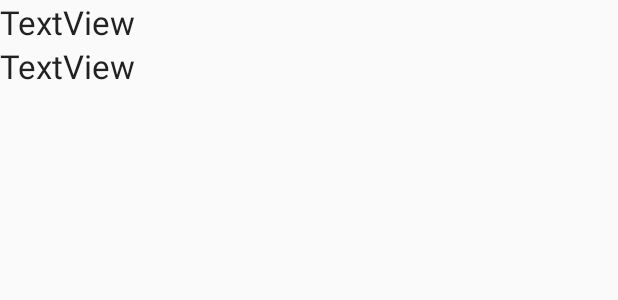
After one commit to eagleera/MatchaMenu, an Android app: the layout dishes.xml on its own in the app's theme, with its tools: preview values and no code run, on a phone screen of 412 x 824 dp. The commit adds this screen. Shown: the top 300 px of the screen. Run offline under Robolectric (Android 15) with nearby library versions, the phone set to English and light mode, and no system bars.

Commit message:
Fierro krnal

```diff
--- a/app/build.gradle
+++ b/app/build.gradle
@@ -32,6 +32,8 @@ dependencies {
     implementation 'com.google.android.material:material:1.0.0'
     implementation 'com.google.firebase:firebase-database:19.2.0'
     implementation 'com.google.firebase:firebase-firestore:21.3.0'
+    implementation 'com.journeyapps:zxing-android-embedded:3.6.0'
+    implementation 'com.android.support:appcompat-v7:27.1.1'
     testImplementation 'junit:junit:4.12'
     androidTestImplementation 'androidx.test.ext:junit:1.1.1'
     androidTestImplementation 'androidx.test.espresso:espresso-core:3.2.0'
--- a/app/src/main/AndroidManifest.xml
+++ b/app/src/main/AndroidManifest.xml
@@ -3,7 +3,7 @@
     package="com.example.matchamenu">
 
     <uses-permission android:name="android.permission.INTERNET" />
-
+<uses-permission android:name="android.permission.CAMERA"/>
     <application
         android:allowBackup="true"
         android:icon="@mipmap/ic_launcher"
--- /dev/null
+++ b/app/src/main/res/layout/dishes.xml
@@ -0,0 +1,19 @@
+<?xml version="1.0" encoding="utf-8"?>
+<LinearLayout xmlns:android="http://schemas.android.com/apk/res/android"
+    android:orientation="vertical" android:layout_width="match_parent"
+    android:layout_height="match_parent">
+
+    <TextView
+        android:id="@+id/textViewName"
+        android:layout_width="match_parent"
+        android:layout_height="wrap_content"
+        android:text="TextView"
+        android:textAppearance="@style/TextAppearance.AppCompat.Large"/>
+
+    <TextView
+        android:id="@+id/textViewPrice"
+        android:layout_width="match_parent"
+        android:layout_height="wrap_content"
+        android:text="TextView"
+        android:textAppearance="@style/TextAppearance.AppCompat.Large" />
+</LinearLayout>
```
Also changed, not shown: app/src/main/java/com/example/matchamenu/Dish.kt (added, +7 -0 lines), app/src/main/java/com/example/matchamenu/DishAdapter.kt (added, +32 -0 lines), app/src/main/java/com/example/matchamenu/MainActivity.kt (+43 -5 lines), app/src/main/java/com/example/matchamenu/Menu.kt (+34 -1 lines), 1 other file.
